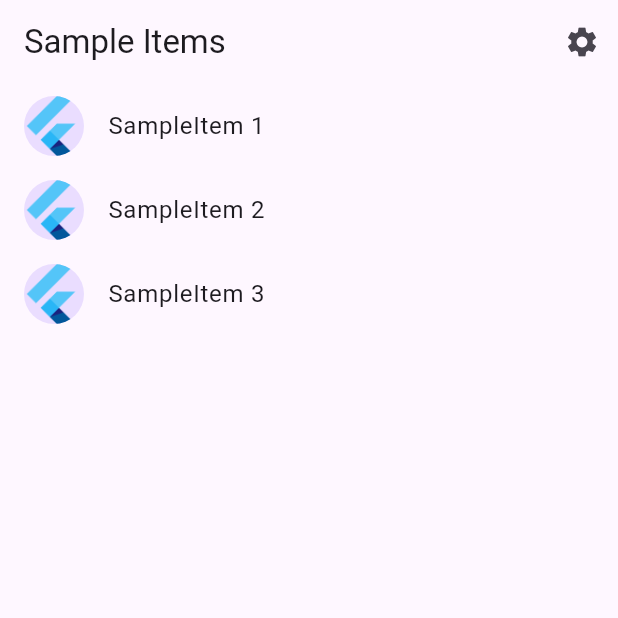
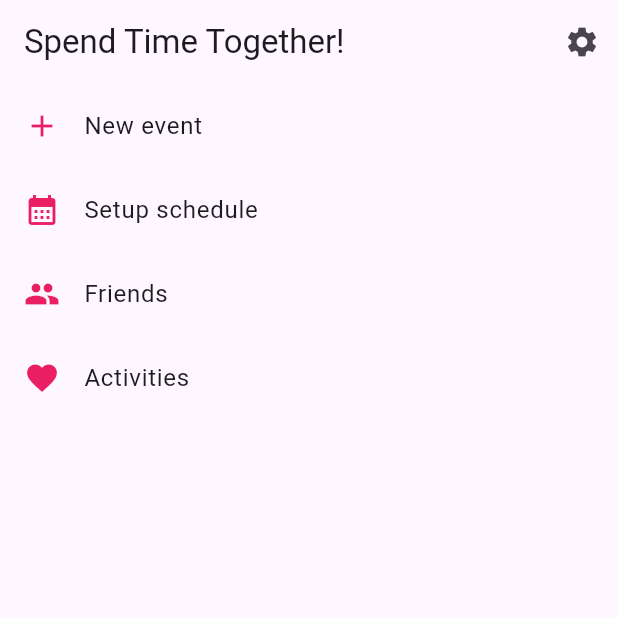
Before and after one commit to Djeisen642/SpendTimeTogetherApp, a Flutter app: the screen it shows after launch, on a phone screen of 412 x 824 dp, the top half of it. Run offline on Flutter 3.47's test engine with Material 3 defaults, Android fonts, the phone set to English and light mode, and no system bars; generated files the repository leaves out were written again.

Commit message:
feat: initial work on Spend Time Together!

```diff
--- a/lib/main.dart
+++ b/lib/main.dart
@@ -16,5 +16,5 @@ void main() async {
   // Run the app and pass in the SettingsController. The app listens to the
   // SettingsController for changes, then passes it further down to the
   // SettingsView.
-  runApp(MyApp(settingsController: settingsController));
+  runApp(SpendTimeTogetherApp(settingsController: settingsController));
 }
--- a/lib/src/app.dart
+++ b/lib/src/app.dart
@@ -2,14 +2,15 @@ import 'package:flutter/material.dart';
 import 'package:flutter_gen/gen_l10n/app_localizations.dart';
 import 'package:flutter_localizations/flutter_localizations.dart';
 
-import 'sample_feature/sample_item_details_view.dart';
-import 'sample_feature/sample_item_list_view.dart';
+import 'main_menu/friends_details_view.dart';
+import 'main_menu/sample_item_details_view.dart';
+import 'main_menu/main_menu_item_list_view.dart';
 import 'settings/settings_controller.dart';
 import 'settings/settings_view.dart';
 
 /// The Widget that configures your application.
-class MyApp extends StatelessWidget {
-  const MyApp({
+class SpendTimeTogetherApp extends StatelessWidget {
+  const SpendTimeTogetherApp({
     super.key,
     required this.settingsController,
   });
@@ -69,11 +70,13 @@ class MyApp extends StatelessWidget {
                 switch (routeSettings.name) {
                   case SettingsView.routeName:
                     return SettingsView(controller: settingsController);
+                  case FriendsDetailsView.routeName:
+                    return const FriendsDetailsView();
                   case SampleItemDetailsView.routeName:
                     return const SampleItemDetailsView();
-                  case SampleItemListView.routeName:
+                  case MainMenuItemListView.routeName:
                   default:
-                    return const SampleItemListView();
+                    return const MainMenuItemListView();
                 }
               },
             );
--- /dev/null
+++ b/lib/src/main_menu/main_menu_item.dart
@@ -0,0 +1,10 @@
+import 'package:flutter/material.dart';
+
+/// A placeholder class that represents an entity or model.
+class MainMenuItem {
+  const MainMenuItem(this.text, this.icon);
+
+  final String text;
+
+  final Icon icon;
+}
--- /dev/null
+++ b/lib/src/main_menu/main_menu_item_list_view.dart
@@ -0,0 +1,104 @@
+import 'package:flutter/material.dart';
+import 'package:spend_time_together_app/src/main_menu/friends_details_view.dart';
+
+import '../settings/settings_view.dart';
+import 'main_menu_item.dart';
+import 'sample_item_details_view.dart';
+
+/// Displays a list of SampleItems.
+class MainMenuItemListView extends StatelessWidget {
+  const MainMenuItemListView({
+    super.key,
+    this.items = const [
+      MainMenuItem(
+          'New event',
+          Icon(
+            Icons.add,
+            color: Colors.pink,
+            size: 24.0,
+          )),
+      MainMenuItem(
+          'Setup schedule',
+          Icon(
+            Icons.calendar_month,
+            color: Colors.pink,
+            size: 24.0,
+          )),
+      MainMenuItem(
+          'Friends',
+          Icon(
+            Icons.people,
+            color: Colors.pink,
+            size: 24.0,
+          )),
+      MainMenuItem(
+          'Activities',
+          Icon(
+            Icons.favorite,
+            color: Colors.pink,
+            size: 24.0,
+          ))
+    ],
+  });
+
+  static const routeName = '/';
+
+  final List<MainMenuItem> items;
+
+  @override
+  Widget build(BuildContext context) {
+    return Scaffold(
+      appBar: AppBar(
+        title: const Text('Spend Time Together!'),
+        actions: [
+          IconButton(
+            icon: const Icon(Icons.settings),
+            onPressed: () {
+              // Navigate to the settings page. If the user leaves and returns
+              // to the app after it has been killed while running in the
+              // background, the navigation stack is restored.
+              Navigator.restorablePushNamed(context, SettingsView.routeName);
+            },
+          ),
+        ],
+      ),
+
+      // To work with lists that may contain a large number of items, it’s best
+      // to use the ListView.builder constructor.
+      //
+      // In contrast to the default ListView constructor, which requires
+      // building all Widgets up front, the ListView.builder constructor lazily
+      // builds Widgets as they’re scrolled into view.
+      body: ListView.builder(
+        // Providing a restorationId allows the ListView to restore the
+        // scroll position when a user leaves and returns to the app after it
+        // has been killed while running in the background.
+        restorationId: 'mainMenuItemListView',
+        itemCount: items.length,
+        itemBuilder: (BuildContext context, int index) {
+          final item = items[index];
+
+          return ListTile(
+              title: Text(item.text),
+              leading: item.icon,
+              onTap: () {
+                switch (item.text) {
+                  case 'Friends':
+                    Navigator.restorablePushNamed(
+                        context, FriendsDetailsView.routeName);
+                    break;
+                  case 'New event':
+                  case 'Setup schedule':
+                  case 'Activities':
+                  default:
+                    Navigator.restorablePushNamed(
+                      context,
+                      SampleItemDetailsView.routeName,
+                    );
+                }
+              });
+        },
+      ),
+    );
+  }
+}
--- a/lib/src/sample_feature/sample_item.dart
+++ /dev/null
@@ -1,6 +0,0 @@
-/// A placeholder class that represents an entity or model.
-class SampleItem {
-  const SampleItem(this.id);
-
-  final int id;
-}
--- a/lib/src/sample_feature/sample_item_list_view.dart
+++ /dev/null
@@ -1,71 +0,0 @@
-import 'package:flutter/material.dart';
-
-import '../settings/settings_view.dart';
-import 'sample_item.dart';
-import 'sample_item_details_view.dart';
-
-/// Displays a list of SampleItems.
-class SampleItemListView extends StatelessWidget {
-  const SampleItemListView({
-    super.key,
-    this.items = const [SampleItem(1), SampleItem(2), SampleItem(3)],
-  });
-
-  static const routeName = '/';
-
-  final List<SampleItem> items;
-
-  @override
-  Widget build(BuildContext context) {
-    return Scaffold(
-      appBar: AppBar(
-        title: const Text('Sample Items'),
-        actions: [
-          IconButton(
-            icon: const Icon(Icons.settings),
-            onPressed: () {
-              // Navigate to the settings page. If the user leaves and returns
-              // to the app after it has been killed while running in the
-              // background, the navigation stack is restored.
-              Navigator.restorablePushNamed(context, SettingsView.routeName);
-            },
-          ),
-        ],
-      ),
-
-      // To work with lists that may contain a large number of items, it’s best
-      // to use the ListView.builder constructor.
-      //
-      // In contrast to the default ListView constructor, which requires
-      // building all Widgets up front, the ListView.builder constructor lazily
-      // builds Widgets as they’re scrolled into view.
-      body: ListView.builder(
-        // Providing a restorationId allows the ListView to restore the
-        // scroll position when a user leaves and returns to the app after it
-        // has been killed while running in the background.
-        restorationId: 'sampleItemListView',
-        itemCount: items.length,
-        itemBuilder: (BuildContext context, int index) {
-          final item = items[index];
-
-          return ListTile(
-            title: Text('SampleItem ${item.id}'),
-            leading: const CircleAvatar(
-              // Display the Flutter Logo image asset.
-              foregroundImage: AssetImage('assets/images/flutter_logo.png'),
-            ),
-            onTap: () {
-              // Navigate to the details page. If the user leaves and returns to
-              // the app after it has been killed while running in the
-              // background, the navigation stack is restored.
-              Navigator.restorablePushNamed(
-                context,
-                SampleItemDetailsView.routeName,
-              );
-            }
-          );
-        },
-      ),
-    );
-  }
-}
--- /dev/null
+++ b/lib/src/types/friend_item.dart
@@ -0,0 +1,6 @@
+class FriendItem {
+  const FriendItem(this.name, this.imageUrl);
+
+  final String name;
+  final String imageUrl;
+}
--- a/pubspec.yaml
+++ b/pubspec.yaml
@@ -10,6 +10,7 @@ environment:
   sdk: '>=3.3.4 <4.0.0'
 
 dependencies:
+  uuid: ^3.0.6
   flutter:
     sdk: flutter
   flutter_localizations:
```
Also changed, not shown: lib/src/main_menu/friends_details_view.dart (added, +59 -0 lines), lib/src/main_menu/sample_item_details_view.dart (renamed from lib/src/sample_feature/sample_item_details_view.dart), pubspec.lock.
